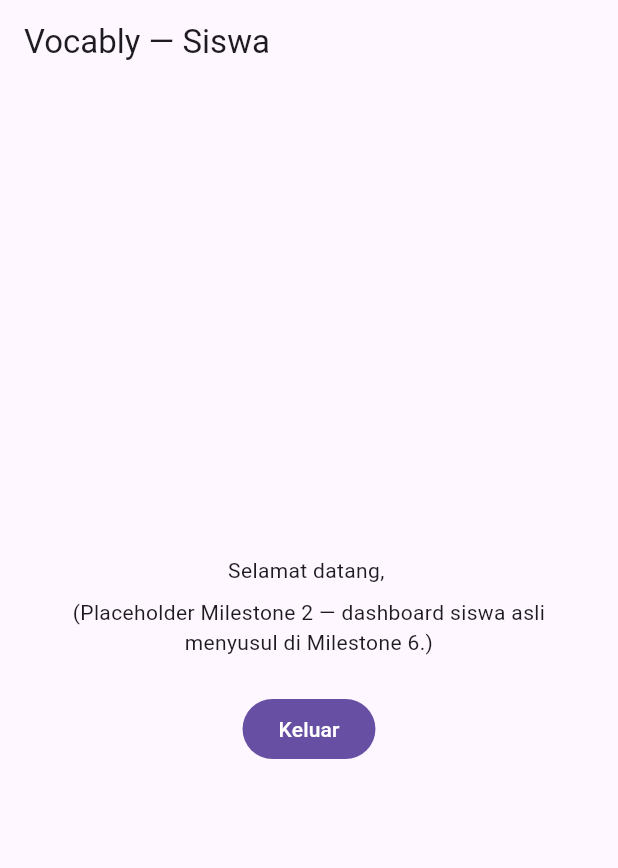
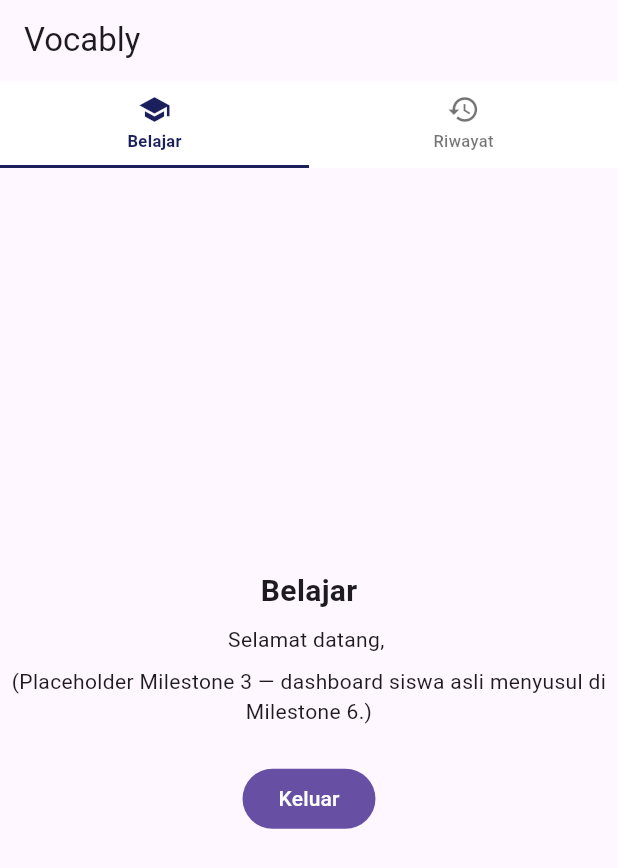
Before and after one commit to refahilya/vocably, a Flutter app: the _RootRouter widget shown alone on an empty page, opened directly, on a phone screen of 412 x 824 dp. Shown: the top 868 px of the screen. Run offline on Flutter 3.47's test engine with Material 3 defaults, Android fonts, the phone set to English and light mode, and no system bars; our stand-ins replace cloud_firestore, firebase_auth, firebase_core, flutter_riverpod, riverpod_annotation; accounts and stored records are empty; generated files the repository leaves out were written again.

Commit message:
feat: wire responsive navigation by user role

```diff
--- a/lib/app.dart
+++ b/lib/app.dart
@@ -1,13 +1,17 @@
 import 'package:flutter/material.dart';
 import 'package:flutter_riverpod/flutter_riverpod.dart';
 
+import 'models/app_user.dart';
 import 'providers/auth_providers.dart';
 import 'screens/auth/complete_registration_screen.dart';
 import 'screens/auth/login_screen.dart';
-import 'screens/placeholders/student_placeholder.dart';
-import 'screens/placeholders/teacher_placeholder.dart';
+import 'screens/student/dashboard/dashboard_placeholder.dart';
+import 'screens/student/history/history_placeholder.dart';
+import 'screens/teacher/target_words/target_words_placeholder.dart';
+import 'screens/teacher/vocab_management/vocab_management_placeholder.dart';
 import 'theme/theme.dart';
 import 'utils/role.dart';
+import 'widgets/app_nav_shell.dart';
 
 /// Root widget of the Vocably app.
 class VocablyApp extends StatelessWidget {
@@ -24,13 +28,12 @@ class VocablyApp extends StatelessWidget {
   }
 }
 
-/// Milestone 2 root routing: switches on [appAuthStatusProvider].
+/// Root routing: switches on [appAuthStatusProvider].
 ///
-/// Milestone 2 scope only — the destinations below (other than the auth
-/// screens themselves) are still temporary placeholders (see CLAUDE.md
-/// §7). The responsive navigation shell (Milestone 3) and real dashboards
-/// (Milestone 6/8) replace them later. Deliberately no routing package —
-/// plain Navigator.push is used for the login/sign-up toggle, per project
+/// Once signed in, the destination bodies inside [AppNavShell] are still
+/// placeholders — real dashboards land in Milestones 5/6/8 (see
+/// `CLAUDE.md` §7). Deliberately no routing package — plain
+/// Navigator.push is used for the login/sign-up toggle, per project
 /// decision.
 class _RootRouter extends ConsumerWidget {
   const _RootRouter();
@@ -44,11 +47,49 @@ class _RootRouter extends ConsumerWidget {
       AppAuthSignedOut() => const LoginScreen(),
       AppAuthNeedsProfile(:final uid, :final email) =>
         CompleteRegistrationScreen(uid: uid, email: email),
-      AppAuthSignedIn(:final profile) => profile.role == Role.guru
-          ? TeacherPlaceholder(profile: profile)
-          : StudentPlaceholder(profile: profile),
+      AppAuthSignedIn(:final profile) => AppNavShell(
+        destinations: profile.role == Role.guru
+            ? _teacherDestinations(profile)
+            : _studentDestinations(profile),
+      ),
     };
   }
+}
+
+/// Destinations for a signed-in `siswa`: Belajar (dashboard, Milestone 6)
+/// and Riwayat (learning history, Milestone 6) — see `CLAUDE.md` §7. This
+/// role→destinations mapping is the routing layer's job, not
+/// `AppNavShell`'s (see that file's own doc comment).
+List<AppNavDestination> _studentDestinations(AppUser profile) {
+  return [
+    AppNavDestination(
+      label: 'Belajar',
+      icon: Icons.school,
+      body: DashboardPlaceholder(profile: profile),
+    ),
+    const AppNavDestination(
+      label: 'Riwayat',
+      icon: Icons.history,
+      body: HistoryPlaceholder(),
+    ),
+  ];
+}
+
+/// Destinations for a signed-in `guru`: Target Kata (Milestone 8) and
+/// Kosakata (vocabulary management, Milestone 5 & 8) — see `CLAUDE.md` §7.
+List<AppNavDestination> _teacherDestinations(AppUser profile) {
+  return [
+    AppNavDestination(
+      label: 'Target Kata',
+      icon: Icons.track_changes,
+      body: TargetWordsPlaceholder(profile: profile),
+    ),
+    const AppNavDestination(
+      label: 'Kosakata',
+      icon: Icons.menu_book,
+      body: VocabManagementPlaceholder(),
+    ),
+  ];
 }
 
 class _LoadingScreen extends StatelessWidget {
--- a/lib/screens/placeholders/student_placeholder.dart
+++ /dev/null
@@ -1,40 +0,0 @@
-import 'package:flutter/material.dart';
-import 'package:flutter_riverpod/flutter_riverpod.dart';
-
-import '../../models/app_user.dart';
-import '../../providers/auth_providers.dart';
-
-/// Milestone 2 placeholder — proves role-based routing landed a `siswa`
-/// account here, and provides a logout action. Replaced by the real
-/// student dashboard in Milestone 6.
-class StudentPlaceholder extends ConsumerWidget {
-  const StudentPlaceholder({super.key, required this.profile});
-
-  final AppUser profile;
-
-  @override
-  Widget build(BuildContext context, WidgetRef ref) {
-    return Scaffold(
-      appBar: AppBar(title: const Text('Vocably — Siswa')),
-      body: Center(
-        child: Column(
-          mainAxisSize: MainAxisSize.min,
-          children: [
-            Text('Selamat datang, ${profile.name}'),
-            const SizedBox(height: 8),
-            const Text(
-              '(Placeholder Milestone 2 — dashboard siswa asli\n'
-              'menyusul di Milestone 6.)',
-              textAlign: TextAlign.center,
-            ),
-            const SizedBox(height: 24),
-            FilledButton(
-              onPressed: () => ref.read(authServiceProvider).signOut(),
-              child: const Text('Keluar'),
-            ),
-          ],
-        ),
-      ),
-    );
-  }
-}
```
Also changed, not shown: lib/screens/placeholders/teacher_placeholder.dart (deleted, +0 -40 lines), 1 other file.
